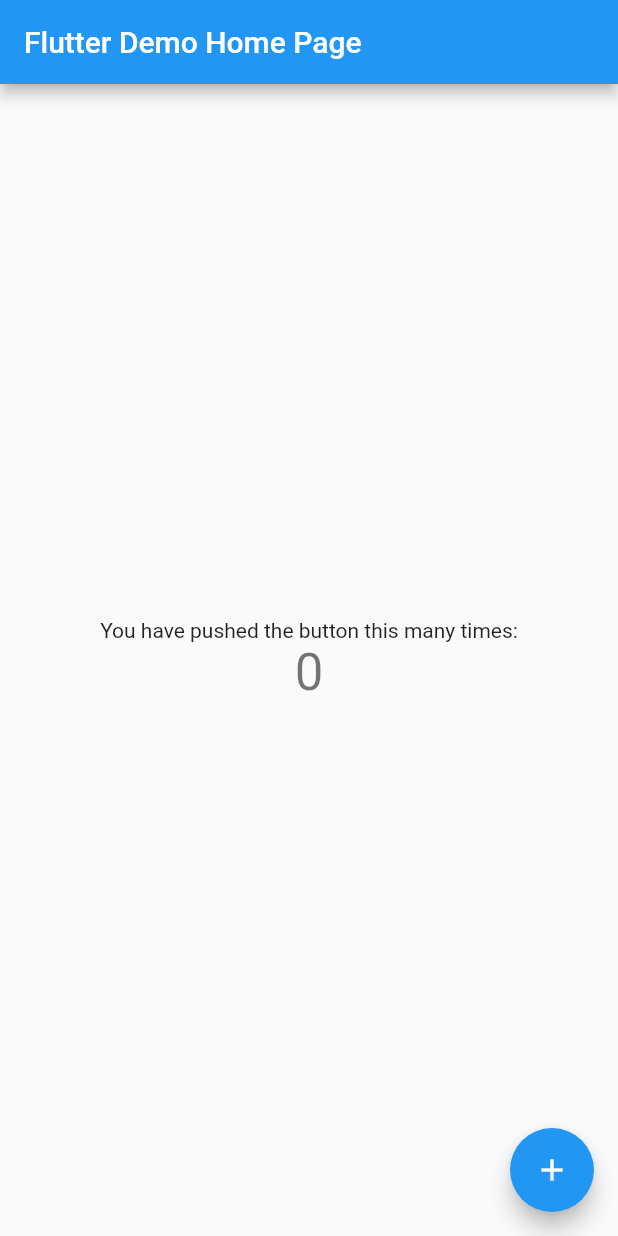
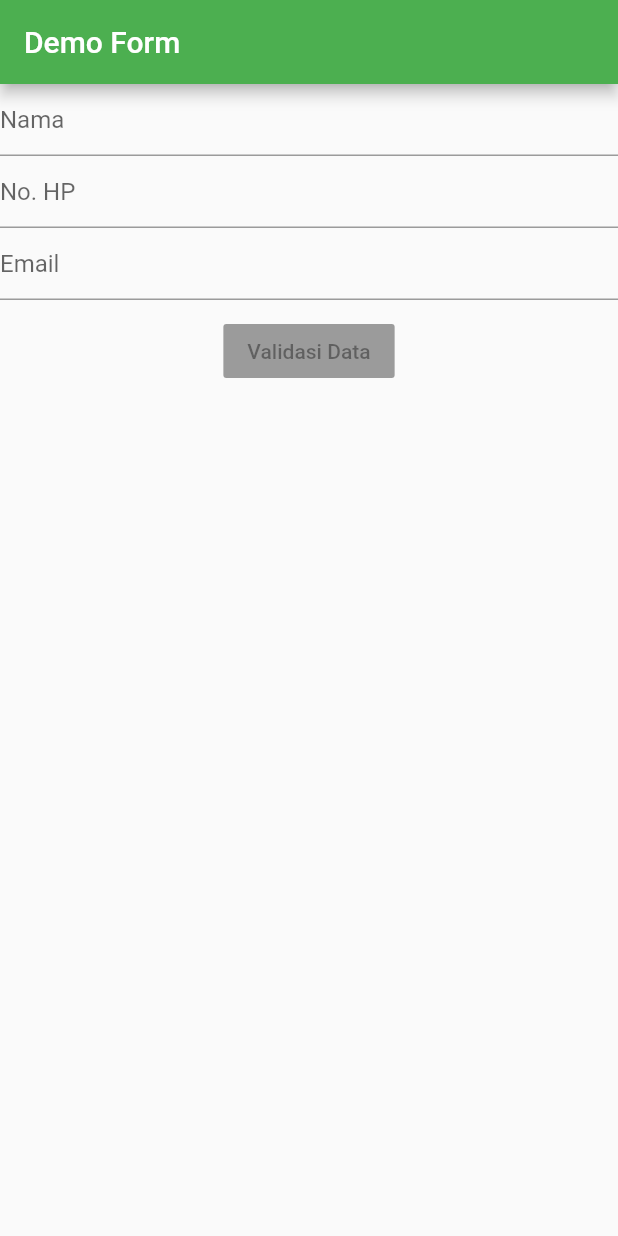
Before and after one commit to erikrios/simple-form, a Flutter app: the screen it shows after launch, on a phone screen of 412 x 824 dp. Run offline on Flutter 3.47's test engine with Material 2 defaults, Android fonts, the phone set to English and light mode, and no system bars.

Commit message:
Add the example code of simple form

```diff
--- a/lib/main.dart
+++ b/lib/main.dart
@@ -3,109 +3,46 @@ import 'package:flutter/material.dart';
 void main() => runApp(MyApp());
 
 class MyApp extends StatelessWidget {
-  // This widget is the root of your application.
   @override
-  Widget build(BuildContext context) {
-    return MaterialApp(
-      title: 'Flutter Demo',
-      theme: ThemeData(
-        // This is the theme of your application.
-        //
-        // Try running your application with "flutter run". You'll see the
-        // application has a blue toolbar. Then, without quitting the app, try
-        // changing the primarySwatch below to Colors.green and then invoke
-        // "hot reload" (press "r" in the console where you ran "flutter run",
-        // or simply save your changes to "hot reload" in a Flutter IDE).
-        // Notice that the counter didn't reset back to zero; the application
-        // is not restarted.
-        primarySwatch: Colors.blue,
-      ),
-      home: MyHomePage(title: 'Flutter Demo Home Page'),
-    );
-  }
+  Widget build(BuildContext context) => MaterialApp(
+        title: 'Demo Flutter',
+        theme: ThemeData(primarySwatch: Colors.green),
+        home: HomePage(),
+      );
 }
 
-class MyHomePage extends StatefulWidget {
-  MyHomePage({Key key, this.title}) : super(key: key);
-
-  // This widget is the home page of your application. It is stateful, meaning
-  // that it has a State object (defined below) that contains fields that affect
-  // how it looks.
-
-  // This class is the configuration for the state. It holds the values (in this
-  // case the title) provided by the parent (in this case the App widget) and
-  // used by the build method of the State. Fields in a Widget subclass are
-  // always marked "final".
-
-  final String title;
-
+class HomePage extends StatefulWidget {
   @override
-  _MyHomePageState createState() => _MyHomePageState();
+  State<StatefulWidget> createState() => HomePageState();
 }
 
-class _MyHomePageState extends State<MyHomePage> {
-  int _counter = 0;
-
-  void _incrementCounter() {
-    setState(() {
-      // This call to setState tells the Flutter framework that something has
-      // changed in this State, which causes it to rerun the build method below
-      // so that the display can reflect the updated values. If we changed
-      // _counter without calling setState(), then the build method would not be
-      // called again, and so nothing would appear to happen.
-      _counter++;
-    });
-  }
-
+class HomePageState extends State<HomePage> {
   @override
-  Widget build(BuildContext context) {
-    // This method is rerun every time setState is called, for instance as done
-    // by the _incrementCounter method above.
-    //
-    // The Flutter framework has been optimized to make rerunning build methods
-    // fast, so that you can just rebuild anything that needs updating rather
-    // than having to individually change instances of widgets.
-    return Scaffold(
-      appBar: AppBar(
-        // Here we take the value from the MyHomePage object that was created by
-        // the App.build method, and use it to set our appbar title.
-        title: Text(widget.title),
-      ),
-      body: Center(
-        // Center is a layout widget. It takes a single child and positions it
-        // in the middle of the parent.
-        child: Column(
-          // Column is also a layout widget. It takes a list of children and
-          // arranges them vertically. By default, it sizes itself to fit its
-          // children horizontally, and tries to be as tall as its parent.
-          //
-          // Invoke "debug painting" (press "p" in the console, choose the
-          // "Toggle Debug Paint" action from the Flutter Inspector in Android
-          // Studio, or the "Toggle Debug Paint" command in Visual Studio Code)
-          // to see the wireframe for each widget.
-          //
-          // Column has various properties to control how it sizes itself and
-          // how it positions its children. Here we use mainAxisAlignment to
-          // center the children vertically; the main axis here is the vertical
-          // axis because Columns are vertical (the cross axis would be
-          // horizontal).
-          mainAxisAlignment: MainAxisAlignment.center,
+  Widget build(BuildContext context) => Scaffold(
+        appBar: AppBar(
+          title: Text('Demo Form'),
+        ),
+        body: Form(
+            child: Column(
           children: <Widget>[
-            Text(
-              'You have pushed the button this many times:',
+            TextFormField(
+              decoration: InputDecoration(hintText: 'Nama'),
+              keyboardType: TextInputType.text,
             ),
-            Text(
-              '$_counter',
-              style: Theme.of(context).textTheme.display1,
+            TextFormField(
+              decoration: InputDecoration(hintText: 'No. HP'),
+              keyboardType: TextInputType.phone,
             ),
+            TextFormField(
+              decoration: InputDecoration(hintText: 'Email'),
+              keyboardType: TextInputType.emailAddress,
+            ),
+            Container(height: 10.0),
+            RaisedButton(
+              onPressed: null,
+              child: Text('Validasi Data'),
+            )
           ],
-        ),
-      ),
-      floatingActionButton: FloatingActionButton(
-        onPressed: _incrementCounter,
-        tooltip: 'Increment',
-        child: Icon(Icons.add),
-      ), // This trailing comma makes auto-formatting nicer for build methods.
-    );
-  }
+        )),
+      );
 }
```
